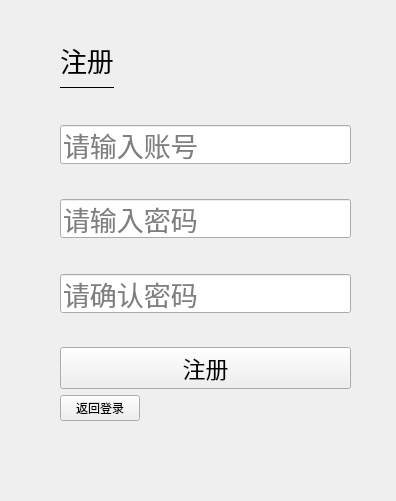
bobyasasas/ProjectChat, file login.ui: the form before one commit.
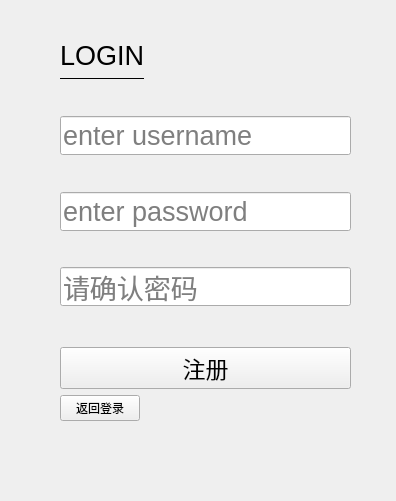
The form after the commit. Custom widgets are drawn as their Qt base class.

The edit to the form file:
```diff
--- a/login.ui
+++ b/login.ui
@@ -37,7 +37,7 @@
              </font>
             </property>
             <property name="text">
-             <string>注册</string>
+             <string>LOGIN</string>
             </property>
            </widget>
           </item>
@@ -134,7 +134,7 @@
              <string/>
             </property>
             <property name="placeholderText">
-             <string>请输入账号</string>
+             <string>enter username</string>
             </property>
            </widget>
           </item>
@@ -183,7 +183,7 @@
              <enum>QLineEdit::EchoMode::Password</enum>
             </property>
             <property name="placeholderText">
-             <string>请输入密码</string>
+             <string>enter password</string>
             </property>
            </widget>
           </item>
```
